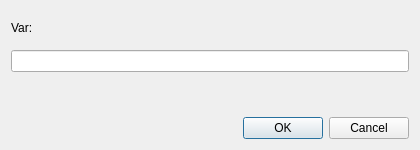
Qt form toolbox_transform_editor/rename_var.ui (PlotJuggler/pj-official-plugins) before a commit.
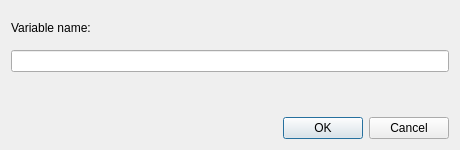
The same form after that commit.

Commit message:
feat(transform-editor): drop the Fit button, separator under Advanced, clearer rename prompt
The preview plot is zoomed and panned by the user and fitted again by a
double-click (host side), so the Fit button and its one-shot chart_auto_zoom
go. A separator line now divides the Advanced header from its pane. The rename
prompt reads "Rename variable" / "Variable name for <input>:" and is wide
enough for the name.

Patch:
```diff
--- a/toolbox_transform_editor/rename_var.ui
+++ b/toolbox_transform_editor/rename_var.ui
@@ -2,14 +2,16 @@
 <ui version="4.0">
  <class>RenameVar</class>
  <widget class="QDialog" name="RenameVar">
-  <property name="geometry"><rect><x>0</x><y>0</y><width>420</width><height>150</height></rect></property>
-  <property name="windowTitle"><string>Rename Var</string></property>
+  <property name="geometry"><rect><x>0</x><y>0</y><width>460</width><height>150</height></rect></property>
+  <property name="windowTitle"><string>Rename variable</string></property>
   <layout class="QVBoxLayout" name="renameVarLayout">
    <item>
-    <widget class="QLabel" name="renameVarLabel"><property name="text"><string>Var:</string></property></widget>
+    <widget class="QLabel" name="renameVarLabel"><property name="text"><string>Variable name:</string></property></widget>
    </item>
    <item>
-    <widget class="QLineEdit" name="renameVarName"/>
+    <widget class="QLineEdit" name="renameVarName">
+     <property name="minimumSize"><size><width>360</width><height>0</height></size></property>
+    </widget>
    </item>
    <item>
     <widget class="QLabel" name="renameVarNote">
```
The commit also changes 4 other files.
